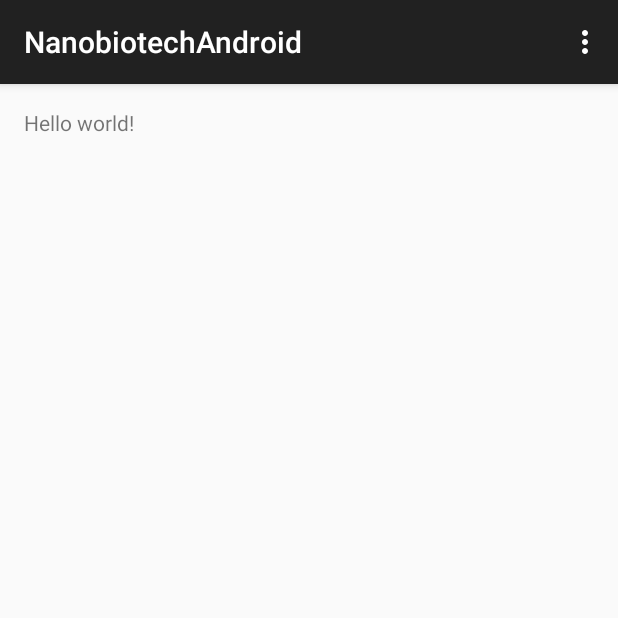
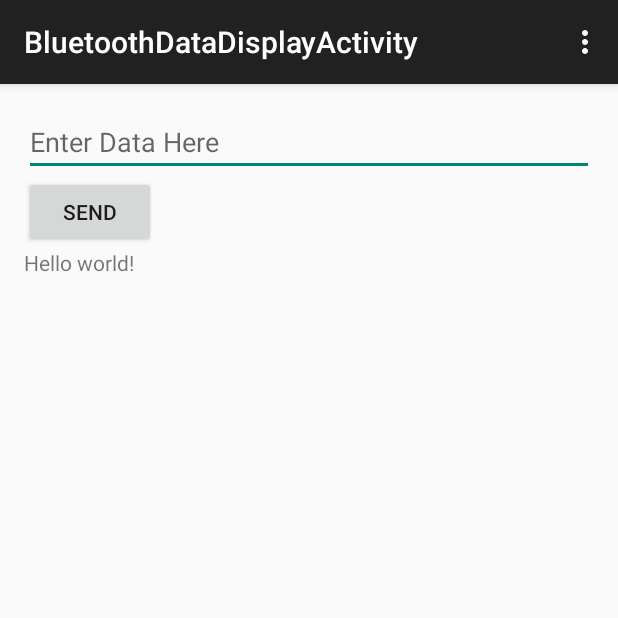
Before and after one commit to mchan133/sensor-bluetooth-app, an Android app: the screen it shows after launch (MainActivity before the commit, BluetoothDataDisplayActivity after it), on a phone screen of 412 x 824 dp, the top half of it. Run offline under Robolectric (Android 15) with nearby library versions, the phone set to English and light mode, and no system bars.

Commit message:
basic bluetooth data exchange working between phone and arduino

```diff
--- /dev/null
+++ b/app/src/main/java/com/nanobiotechru/android/nanobiotechandroid/activities/BluetoothDataDisplayActivity.java
@@ -0,0 +1,183 @@
+package com.nanobiotechru.android.nanobiotechandroid.activities;
+
+import android.bluetooth.BluetoothDevice;
+import android.bluetooth.BluetoothGatt;
+import android.bluetooth.BluetoothGattCharacteristic;
+import android.bluetooth.BluetoothGattService;
+import android.content.Intent;
+import android.support.v7.app.ActionBarActivity;
+import android.os.Bundle;
+import android.util.Log;
+import android.view.Menu;
+import android.view.MenuItem;
+import android.view.View;
+import android.widget.Button;
+import android.widget.EditText;
+import android.widget.TextView;
+
+import com.nanobiotechru.android.nanobiotechandroid.R;
+import com.nanobiotechru.android.nanobiotechandroid.bluetooth.BluetoothHelper;
+import com.nanobiotechru.android.nanobiotechandroid.bluetooth.interfaces.BleWrapperUiCallbacks;
+import com.nanobiotechru.android.nanobiotechandroid.bluetooth.utils.BleDefinedUUIDs;
+
+import java.util.List;
+
+public class BluetoothDataDisplayActivity extends ActionBarActivity {
+
+
+    private final String BLE_MAC_ADDRESS = "20:C3:8F:D5:35:06";
+
+    //UI ELEMENTS
+    private EditText inputData;
+    private TextView displayData;
+    private Button sendData;
+
+
+    //BLE STUFF
+    private BluetoothGattService service;
+    private BluetoothGattCharacteristic characteristic;
+    private BluetoothHelper helper;
+
+
+    @Override
+    protected void onCreate(Bundle savedInstanceState) {
+        super.onCreate(savedInstanceState);
+        setContentView(R.layout.activity_bluetooth_data_display);
+
+        inputData = (EditText)findViewById(R.id.input_data_field);
+        displayData = (TextView)findViewById(R.id.display_data_view);
+        sendData = (Button)findViewById(R.id.send_data_btn);
+
+        helper = new BluetoothHelper(BluetoothDataDisplayActivity.this,new BleWrapperUiCallbacks.Null(){
+
+            @Override
+            public void uiNewValueForCharacteristic(BluetoothGatt gatt,
+                                                    BluetoothDevice device, BluetoothGattService service,
+                                                    BluetoothGattCharacteristic ch,final String strValue, int intValue,
+                                                    byte[] rawValue, String timestamp) {
+
+
+                Log.d("BDDA","Notification = " + strValue);
+
+                runOnUiThread(new Runnable() {
+                    @Override
+                    public void run() {
+                        displayData.setText(strValue);
+                    }
+                });
+
+
+
+
+            }
+            @Override
+            public void uiGotNotification(BluetoothGatt gatt, BluetoothDevice device,
+                                          BluetoothGattService service,
+                                          BluetoothGattCharacteristic characteristic) {
+
+                Log.d("BDDA","Got notificiation");
+
+            }
+
+            @Override
+            public void uiAvailableServices(BluetoothGatt gatt, BluetoothDevice device,
+                                            List<BluetoothGattService> services) {
+
+                Log.d("BDDA","Got services");
+
+                for(BluetoothGattService s : services){
+                    if(s.getUuid().equals(BleDefinedUUIDs.Service.CUSTOM_SERVICE)){
+                        service = s;
+                        Log.d("BDDA","Found our service");
+                        helper.getCharacteristicsForService(s);
+                    }
+                }
+
+
+            }
+            @Override
+            public void uiCharacteristicForService(BluetoothGatt gatt,
+                                                   BluetoothDevice device, BluetoothGattService service,
+                                                   List<BluetoothGattCharacteristic> chars) {
+
+
+                Log.d("BDDA","Got characteristics");
+
+                for(BluetoothGattCharacteristic chara : chars){
+
+                    if(chara.getUuid().equals(BleDefinedUUIDs.Characteristic.CUSTOM_CHARACTERISTIC)){
+
+                        Log.d("BDDA","Found our characteristic");
+
+                        characteristic = chara;
+                        helper.setNotificationForCharacteristic(chara,true);
+
+                    }
+
+                }
+
+            }
+
+            @Override
+            public void uiDeviceConnected(BluetoothGatt gatt, BluetoothDevice device) {
+
+                Log.d("BDDA","device connected");
+
+                helper.getSupportedServices();
+
+            }
+            @Override
+            public void uiDeviceDisconnected(BluetoothGatt gatt, BluetoothDevice device) {
+
+                Log.d("BDDA","device disconnected");
+
+            }
+
+        });
+
+        helper.initialize();
+
+        helper.connect(BLE_MAC_ADDRESS);
+
+
+
+
+        sendData.setOnClickListener(new View.OnClickListener() {
+            @Override
+            public void onClick(View v) {
+
+                    String data = inputData.getText().toString();
+
+                    int integer = Integer.parseInt(data);
+
+                    byte[] dataBytes = {(byte)integer};
+
+                    helper.writeDataToCharacteristic(characteristic,dataBytes);
+
+            }
+        });
+
+    }
+
+    @Override
+    public boolean onCreateOptionsMenu(Menu menu) {
+        // Inflate the menu; this adds items to the action bar if it is present.
+        getMenuInflater().inflate(R.menu.menu_bluetooth_data_display, menu);
+        return true;
+    }
+
+    @Override
+    public boolean onOptionsItemSelected(MenuItem item) {
+        // Handle action bar item clicks here. The action bar will
+        // automatically handle clicks on the Home/Up button, so long
+        // as you specify a parent activity in AndroidManifest.xml.
+        int id = item.getItemId();
+
+        //noinspection SimplifiableIfStatement
+        if (id == R.id.action_settings) {
+            return true;
+        }
+
+        return super.onOptionsItemSelected(item);
+    }
+}
--- a/app/src/main/java/com/nanobiotechru/android/nanobiotechandroid/bluetooth/utils/BleDefinedUUIDs.java
+++ b/app/src/main/java/com/nanobiotechru/android/nanobiotechandroid/bluetooth/utils/BleDefinedUUIDs.java
@@ -5,6 +5,7 @@ public class BleDefinedUUIDs {
 
 	public static class Service {
 		final static public UUID HEART_RATE               = UUID.fromString("0000180d-0000-1000-8000-00805f9b34fb");
+		final static public UUID CUSTOM_SERVICE			  = UUID.fromString("0000ffe0-0000-1000-8000-00805f9b34fb");
 	};
 
 	public static class Characteristic {
@@ -15,6 +16,7 @@ public class BleDefinedUUIDs {
 		final static public UUID APPEARANCE               = UUID.fromString("00002a01-0000-1000-8000-00805f9b34fb");
 		final static public UUID BODY_SENSOR_LOCATION     = UUID.fromString("00002a38-0000-1000-8000-00805f9b34fb");
 		final static public UUID BATTERY_LEVEL            = UUID.fromString("00002a19-0000-1000-8000-00805f9b34fb");
+		final static public UUID CUSTOM_CHARACTERISTIC 	  = UUID.fromString("0000ffe1-0000-1000-8000-00805f9b34fb");
 	}
 
 	public static class Descriptor {
--- /dev/null
+++ b/app/src/main/res/layout/activity_bluetooth_data_display.xml
@@ -0,0 +1,32 @@
+<RelativeLayout xmlns:android="http://schemas.android.com/apk/res/android"
+    xmlns:tools="http://schemas.android.com/tools" android:layout_width="match_parent"
+    android:layout_height="match_parent" android:paddingLeft="@dimen/activity_horizontal_margin"
+    android:paddingRight="@dimen/activity_horizontal_margin"
+    android:paddingTop="@dimen/activity_vertical_margin"
+    android:paddingBottom="@dimen/activity_vertical_margin"
+    tools:context="com.nanobiotechru.android.nanobiotechandroid.activities.BluetoothDataDisplayActivity">
+
+
+    <EditText
+        android:id="@+id/input_data_field"
+        android:layout_width="match_parent"
+        android:layout_height="wrap_content"
+        android:hint="Enter Data Here"
+        android:inputType="number"
+        />
+
+    <Button
+        android:id="@+id/send_data_btn"
+        android:layout_width="wrap_content"
+        android:layout_height="wrap_content"
+        android:layout_below="@id/input_data_field"
+        android:text="Send"
+        />
+
+    <TextView
+        android:id="@+id/display_data_view"
+        android:text="@string/hello_world" android:layout_width="wrap_content"
+        android:layout_below="@id/send_data_btn"
+        android:layout_height="wrap_content" />
+
+</RelativeLayout>
--- /dev/null
+++ b/app/src/main/res/menu/menu_bluetooth_data_display.xml
@@ -0,0 +1,7 @@
+<menu xmlns:android="http://schemas.android.com/apk/res/android"
+    xmlns:app="http://schemas.android.com/apk/res-auto"
+    xmlns:tools="http://schemas.android.com/tools"
+    tools:context="com.nanobiotechru.android.nanobiotechandroid.activities.BluetoothDataDisplayActivity">
+    <item android:id="@+id/action_settings" android:title="@string/action_settings"
+        android:orderInCategory="100" app:showAsAction="never" />
+</menu>
--- a/app/src/main/res/values/strings.xml
+++ b/app/src/main/res/values/strings.xml
@@ -3,4 +3,5 @@
 
     <string name="hello_world">Hello world!</string>
     <string name="action_settings">Settings</string>
+    <string name="title_activity_bluetooth_data_display">BluetoothDataDisplayActivity</string>
 </resources>
```
Also changed, not shown: app/src/main/AndroidManifest.xml (+8 -0 lines), app/src/main/java/com/nanobiotechru/android/nanobiotechandroid/bluetooth/BluetoothHelper.java (+2 -6 lines), 1 other file.
